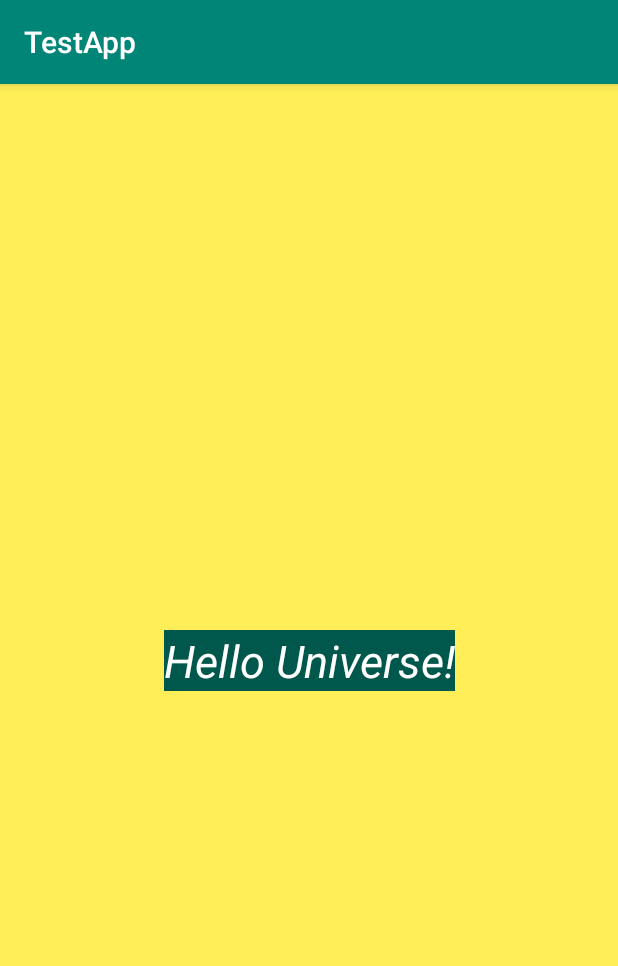
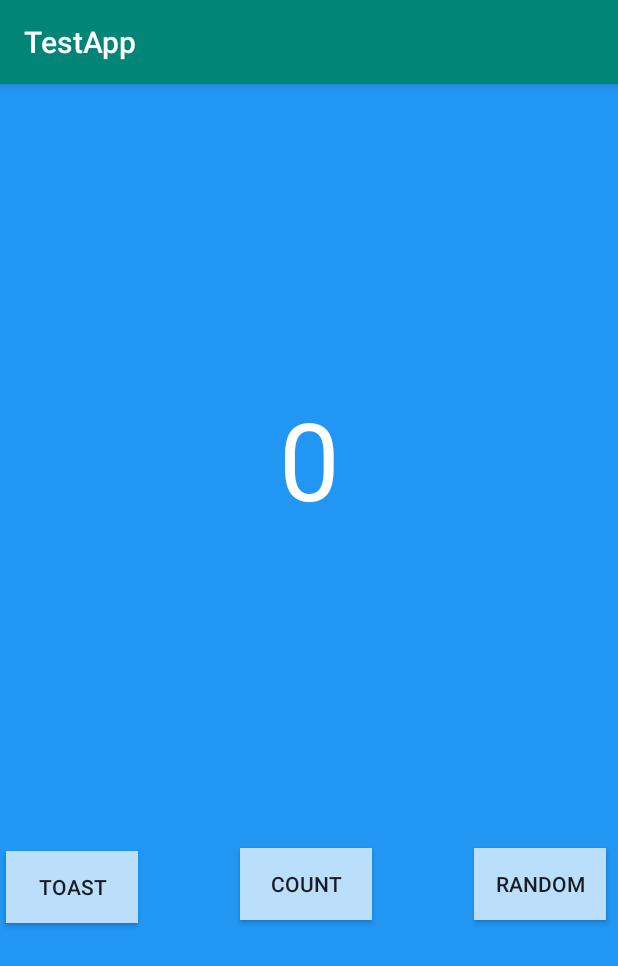
Before and after one commit to ig6966/android_firstapp, an Android app: the screen it shows after launch (MainActivity), on a phone screen of 412 x 824 dp. Shown: the top 966 px of the screen. Run offline under Robolectric (Android 15) with nearby library versions, the phone set to English and light mode, and no system bars.

Commit message:
1st screen layout finished

```diff
--- a/app/src/main/res/layout/activity_main.xml
+++ b/app/src/main/res/layout/activity_main.xml
@@ -11,12 +11,42 @@
     <TextView
             android:layout_width="wrap_content"
             android:layout_height="wrap_content"
-            android:text="@string/hello_world"
-            android:background="@color/colorPrimaryDark"
+            android:text="0"
+            app:layout_constraintVertical_bias="0.3"
             app:layout_constraintBottom_toBottomOf="parent"
             app:layout_constraintLeft_toLeftOf="parent"
             app:layout_constraintRight_toRightOf="parent"
-            app:layout_constraintTop_toTopOf="parent" app:fontFamily="sans-serif" android:textStyle="italic"
-            android:textAllCaps="false" android:textColor="@android:color/white" android:textSize="30sp"/>
+            app:layout_constraintTop_toTopOf="parent" app:fontFamily="sans-serif"
+            android:textAllCaps="false" android:textColor="@android:color/white" android:textSize="72sp"
+            android:id="@+id/textView"/>
+    <Button
+            android:text="Toast"
+            android:background="@color/buttonBackground"
+            android:layout_width="wrap_content"
+            android:layout_height="wrap_content"
+            android:id="@+id/toast_button"
+            app:layout_constraintTop_toBottomOf="@+id/textView" android:layout_marginBottom="8dp"
+            app:layout_constraintBottom_toBottomOf="parent" app:layout_constraintStart_toStartOf="parent"
+            android:layout_marginLeft="24dp" android:layout_marginStart="4dp"
+            app:layout_constraintVertical_bias="0.515"/>
+    <Button
+            android:text="Count"
+            android:background="@color/buttonBackground"
+            android:layout_width="wrap_content"
+            android:layout_height="wrap_content"
+            android:id="@+id/count_button" app:layout_constraintStart_toEndOf="@+id/toast_button" android:layout_marginLeft="8dp"
+            android:layout_marginStart="8dp" app:layout_constraintEnd_toStartOf="@+id/random_button"
+            android:layout_marginEnd="8dp" android:layout_marginRight="8dp" android:layout_marginTop="8dp"
+            app:layout_constraintTop_toBottomOf="@+id/textView" android:layout_marginBottom="8dp"
+            app:layout_constraintBottom_toBottomOf="parent"/>
+    <Button
+            android:text="Random"
+            android:background="@color/buttonBackground"
+            android:layout_width="wrap_content"
+            android:layout_height="wrap_content"
+            android:id="@+id/random_button" android:layout_marginTop="8dp"
+            app:layout_constraintTop_toBottomOf="@+id/textView" android:layout_marginBottom="8dp"
+            app:layout_constraintBottom_toBottomOf="parent" app:layout_constraintEnd_toEndOf="parent"
+            android:layout_marginEnd="8dp" android:layout_marginRight="24dp"/>
 
 </android.support.constraint.ConstraintLayout>
--- a/app/src/main/res/values/colors.xml
+++ b/app/src/main/res/values/colors.xml
@@ -3,5 +3,6 @@
     <color name="colorPrimary">#008577</color>
     <color name="colorPrimaryDark">#00574B</color>
     <color name="colorAccent">#D81B60</color>
-    <color name="screenBackground">#FFEE58</color>
+    <color name="screenBackground">#2196F3</color>
+    <color name="buttonBackground">#BBDEFB</color>
 </resources>
```
